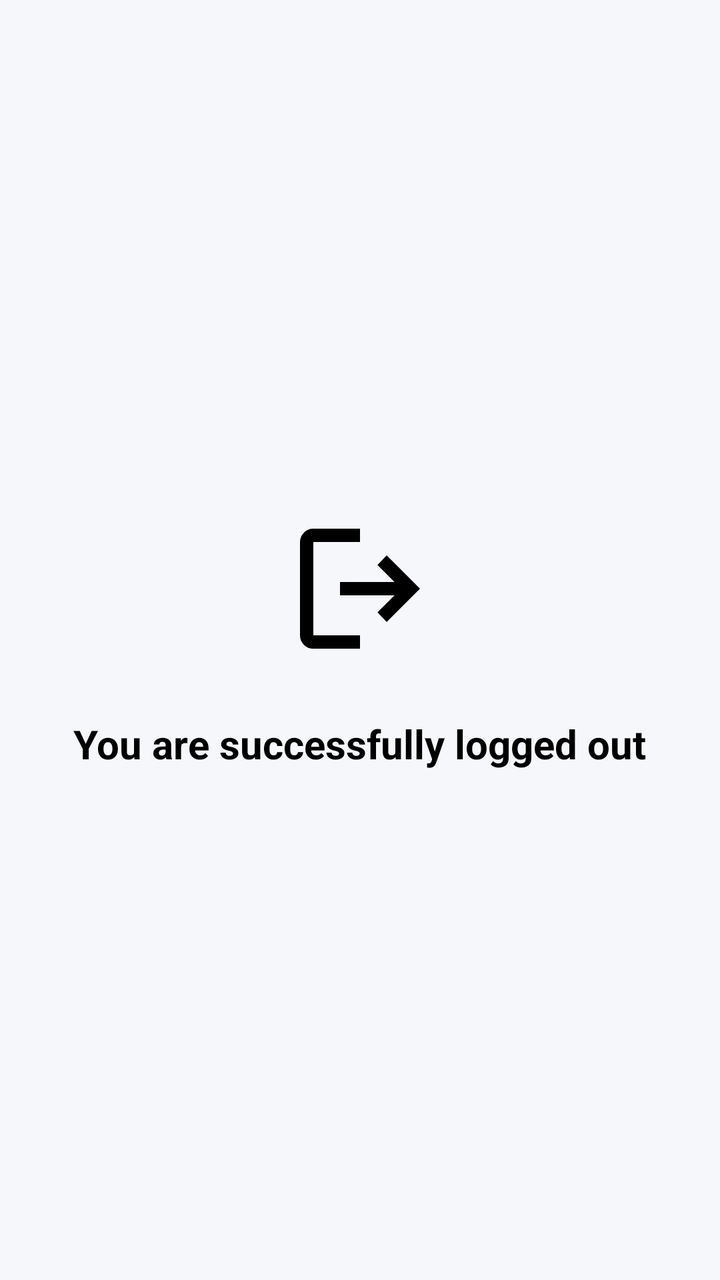
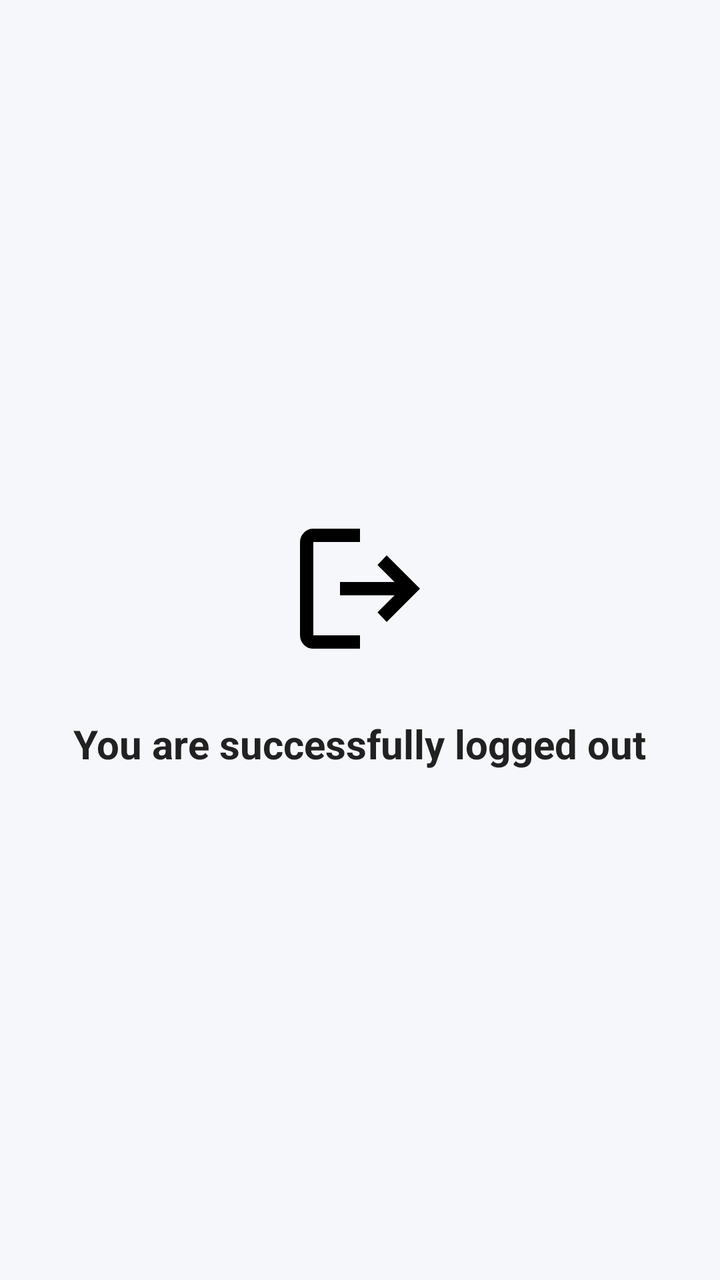

The first picture is an Android layout as it rendered before a commit; the second is the same layout after the commit. The layout source and the unified diff follow.
<!-- AndroidManifest.xml: application theme Theme.SelfLearning -->
<!-- res/layout/fragment_logout.xml -->
<?xml version="1.0" encoding="utf-8"?>
<LinearLayout xmlns:android="http://schemas.android.com/apk/res/android"
    android:layout_width="match_parent"
    android:layout_height="match_parent"
    android:background="#F5F7FA"
    android:gravity="center"
    android:orientation="vertical"
    android:padding="32dp">

    <ImageView
        android:layout_width="80dp"
        android:layout_height="80dp"
        android:layout_marginBottom="24dp"
        android:src="@drawable/ic_logout"
        android:contentDescription="Logout icon" />

    <TextView
        android:id="@+id/tvLogoutMessage"
        android:layout_width="wrap_content"
        android:layout_height="wrap_content"
        android:text="You are successfully logged out"
        android:textSize="20sp"
        android:textStyle="bold"
        android:textAlignment="center"
        android:textColor="@android:color/black" />

</LinearLayout>
<!-- resources referenced by this layout -->
<resources>
  <!-- drawable ic_logout (drawable) -->
  <vector xmlns:android="http://schemas.android.com/apk/res/android" android:autoMirrored="true" android:height="24dp" android:tint="#000000" android:viewportHeight="960" android:viewportWidth="960" android:width="24dp">
        
      <path android:fillColor="@android:color/white" android:pathData="M200,840Q167,840 143.5,816.5Q120,793 120,760L120,200Q120,167 143.5,143.5Q167,120 200,120L480,120L480,200L200,200Q200,200 200,200Q200,200 200,200L200,760Q200,760 200,760Q200,760 200,760L480,760L480,840L200,840ZM640,680L585,622L687,520L360,520L360,440L687,440L585,338L640,280L840,480L640,680Z"/>
      
  </vector>
  <style name="Theme.SelfLearning" parent="Base.Theme.SelfLearning" />
  <style name="Base.Theme.SelfLearning" parent="Theme.Material3.DayNight.NoActionBar">
          
          
      </style>
</resources>

<!-- the commit's change to res/layout/fragment_logout.xml (unified diff, before → after) -->
@@ -2,7 +2,7 @@
 <LinearLayout xmlns:android="http://schemas.android.com/apk/res/android"
     android:layout_width="match_parent"
     android:layout_height="match_parent"
-    android:background="#F5F7FA"
+    android:background="@color/logout_bg"
     android:gravity="center"
     android:orientation="vertical"
     android:padding="32dp">
@@ -22,6 +22,6 @@
         android:textSize="20sp"
         android:textStyle="bold"
         android:textAlignment="center"
-        android:textColor="@android:color/black" />
+        android:textColor="@color/text_body" />
 
 </LinearLayout>
<!-- resource entries referenced after the edit -->
@@ -1,5 +1,7 @@
 <!-- resources referenced by this layout -->
 <resources>
+  <color name="logout_bg">#F5F7FA</color>
+  <color name="text_body">#212121</color>
   <!-- drawable ic_logout (drawable) -->
   <vector xmlns:android="http://schemas.android.com/apk/res/android" android:autoMirrored="true" android:height="24dp" android:tint="#000000" android:viewportHeight="960" android:viewportWidth="960" android:width="24dp">
         
